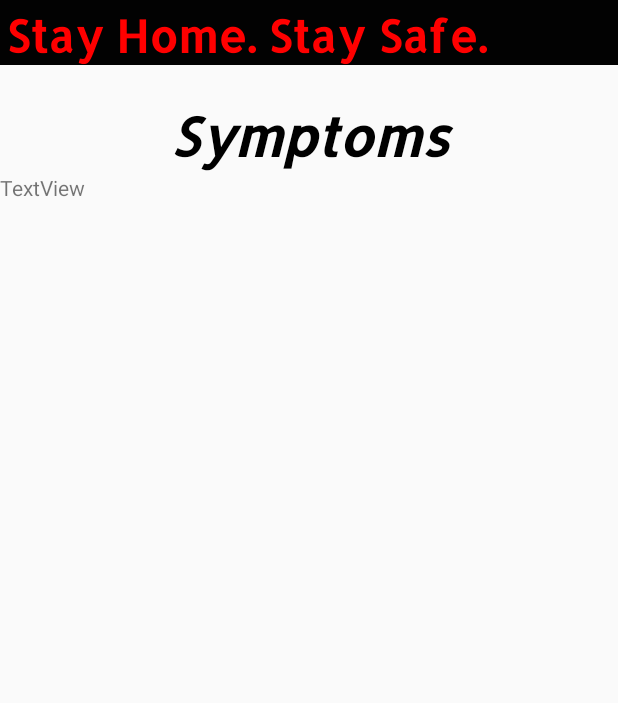
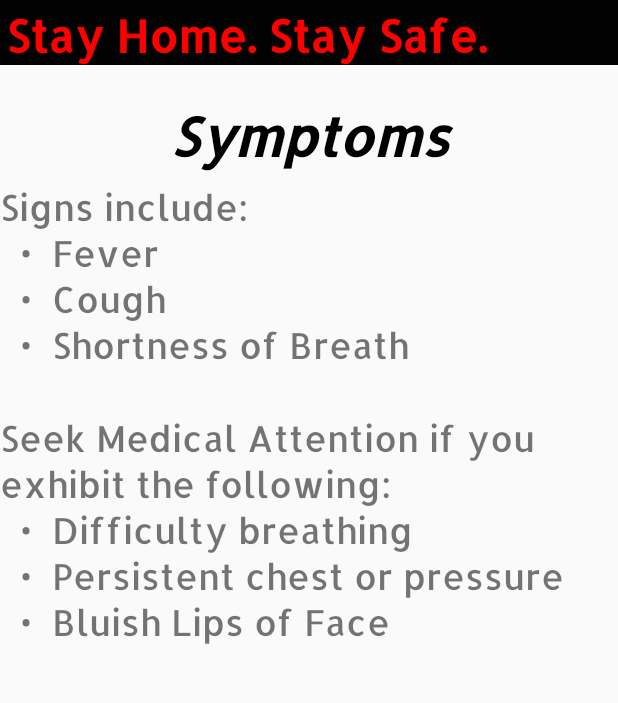
Before and after one commit to brysonadcock/CoronavirusApp, an Android app: the SymptomsActivity screen opened directly, with no data from a screen before it, on a phone screen of 412 x 824 dp, the part 84-787 px from its top. Run offline under Robolectric (Android 15) with nearby library versions, the phone set to English and light mode, and no system bars.

Commit message:
Added to symptoms page

```diff
--- a/app/src/main/res/layout/activity_symptoms.xml
+++ b/app/src/main/res/layout/activity_symptoms.xml
@@ -50,7 +50,7 @@
     <ScrollView
         android:layout_width="0dp"
         android:layout_height="604dp"
-        android:layout_marginTop="1dp"
+        android:layout_marginTop="8dp"
         app:layout_constraintEnd_toEndOf="parent"
         app:layout_constraintStart_toStartOf="parent"
         app:layout_constraintTop_toBottomOf="@+id/menuHeader">
@@ -61,10 +61,20 @@
             android:orientation="vertical">
 
             <TextView
-                android:id="@+id/symptomsList"
+                android:id="@+id/signsList"
                 android:layout_width="match_parent"
                 android:layout_height="wrap_content"
-                android:text="TextView" />
+                android:fontFamily="@font/allerta"
+                android:text="Signs include:\n  •  Fever\n  •  Cough\n  •  Shortness of Breath\n"
+                android:textSize="24sp" />
+
+            <TextView
+                android:id="@+id/seekHelpView"
+                android:layout_width="match_parent"
+                android:layout_height="wrap_content"
+                android:fontFamily="@font/allerta"
+                android:text="Seek Medical Attention if you exhibit the following:\n  •  Difficulty breathing\n  •  Persistent chest or pressure\n  •  Bluish Lips of Face\n"
+                android:textSize="24sp" />
         </LinearLayout>
     </ScrollView>
 
```
